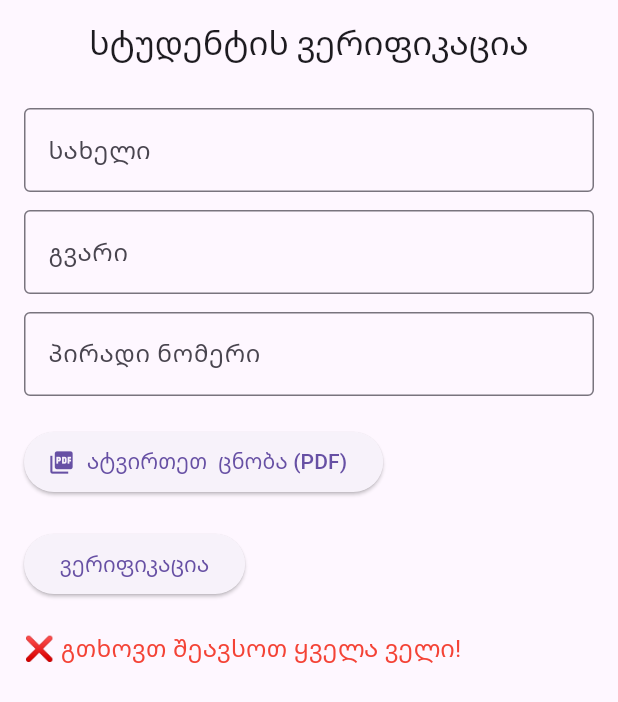
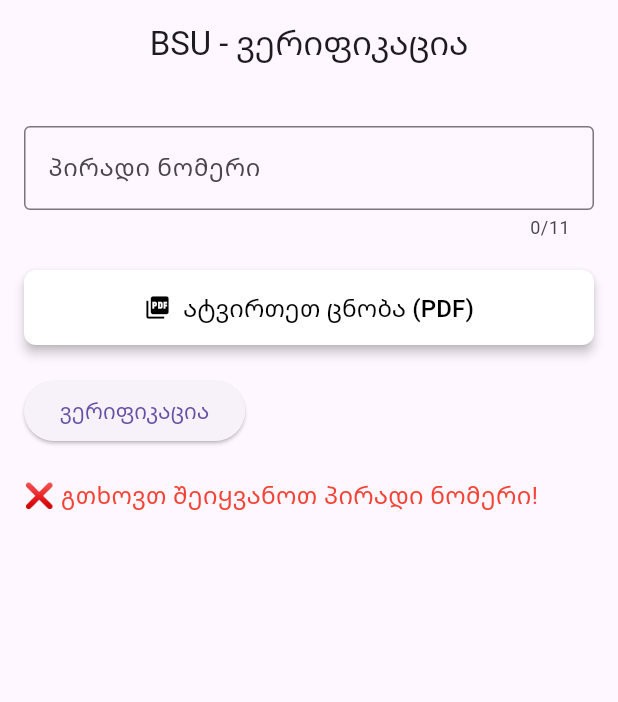
Before and after one commit to DAVITtheDev7/student_verify, a Flutter app: the screen it shows after launch, after a tap on "ვერიფიკაცია", on a phone screen of 412 x 824 dp. Shown: the top 702 px of the screen. Run offline on Flutter 3.47's test engine with Material 3 defaults, Android fonts, the light colour scheme and no system bars; our stand-ins replace file_picker; missing offline and left inert: read_pdf_text.

Commit message:
verification only using with ID

```diff
--- a/lib/pages/home_page.dart
+++ b/lib/pages/home_page.dart
@@ -10,8 +10,6 @@
 }
 
 class _HomePageState extends State<HomePage> {
-  final _nameController = TextEditingController();
-  final _surnameController = TextEditingController();
   final _idController = TextEditingController();
 
   File? _pdfFile;
@@ -25,11 +23,9 @@
   }
 
   Future<void> _verifyStudent() async {
-    if (_nameController.text.trim().isEmpty ||
-        _surnameController.text.trim().isEmpty ||
-        _idController.text.trim().isEmpty) {
+    if (_idController.text.trim().isEmpty) {
       setState(() {
-        _result = "❌ გთხოვთ შეავსოთ ყველა ველი!";
+        _result = "❌ გთხოვთ შეიყვანოთ პირადი ნომერი!";
       });
       return;
     }
@@ -46,8 +42,6 @@
     });
     final result = await StudentVerify.verifyStudentFromPdf(
       localPdf: _pdfFile!,
-      name: _nameController.text.trim(),
-      surname: _surnameController.text.trim(),
       id: _idController.text.trim(),
     );
 
@@ -65,31 +59,13 @@
   @override
   Widget build(BuildContext context) {
     return Scaffold(
-      appBar: AppBar(
-        title: const Text("სტუდენტის ვერიფიკაცია"),
-        centerTitle: true,
-      ),
+      appBar: AppBar(title: const Text("BSU - ვერიფიკაცია"), centerTitle: true),
       body: Padding(
         padding: const EdgeInsets.all(16.0),
         child: SingleChildScrollView(
           child: Column(
             crossAxisAlignment: CrossAxisAlignment.start,
             children: [
-              TextField(
-                controller: _nameController,
-                decoration: const InputDecoration(
-                  labelText: "სახელი",
-                  border: OutlineInputBorder(),
-                ),
-              ),
-              const SizedBox(height: 12),
-              TextField(
-                controller: _surnameController,
-                decoration: const InputDecoration(
-                  labelText: "გვარი",
-                  border: OutlineInputBorder(),
-                ),
-              ),
               const SizedBox(height: 12),
               TextField(
                 controller: _idController,
@@ -98,15 +74,36 @@
                   border: OutlineInputBorder(),
                 ),
                 keyboardType: TextInputType.number,
+                maxLength: 11,
               ),
               const SizedBox(height: 20),
               ElevatedButton.icon(
                 onPressed: _pickPdfFile,
-                icon: const Icon(Icons.picture_as_pdf),
+                icon: Icon(
+                  Icons.picture_as_pdf,
+                  color: _pdfFile == null ? Colors.black : Colors.white,
+                ),
                 label: Text(
-                  _pdfFile == null ? "ატვირთეთ  ცნობა (PDF)" : "ფაილი არჩეულია",
+                  _pdfFile == null ? "ატვირთეთ ცნობა (PDF)" : "ფაილი არჩეულია",
+                  style: TextStyle(
+                    fontSize: 16,
+                    fontWeight: FontWeight.w500,
+                    color: _pdfFile == null ? Colors.black : Colors.white,
+                  ),
+                ),
+                style: ElevatedButton.styleFrom(
+                  minimumSize: const Size(double.infinity, 50),
+                  backgroundColor: _pdfFile == null
+                      ? Colors.white
+                      : Colors.green,
+                  shape: RoundedRectangleBorder(
+                    borderRadius: BorderRadius.circular(8),
+                  ),
+                  elevation: 3,
+                  padding: const EdgeInsets.symmetric(horizontal: 16),
                 ),
               ),
+
               const SizedBox(height: 20),
               ElevatedButton(
                 onPressed: _verifyStudent,
--- a/lib/verification/student_verify.dart
+++ b/lib/verification/student_verify.dart
@@ -33,8 +33,6 @@
 
   static Future<Map<String, dynamic>> verifyStudentFromPdf({
     required File localPdf,
-    required String name,
-    required String surname,
     required String id,
   }) async {
     final localText = await readPdfText(localPdf);
@@ -68,8 +66,6 @@
       }
 
       final conditions = {
-        "სახელი": officialText.contains(name),
-        "გვარი": officialText.contains(surname),
         "პირადი ნომერი": officialText.contains(id),
         "'სტუდენტი'": officialText.contains("სტუდენტი"),
       };
```
Also changed, not shown: 1 other file.
